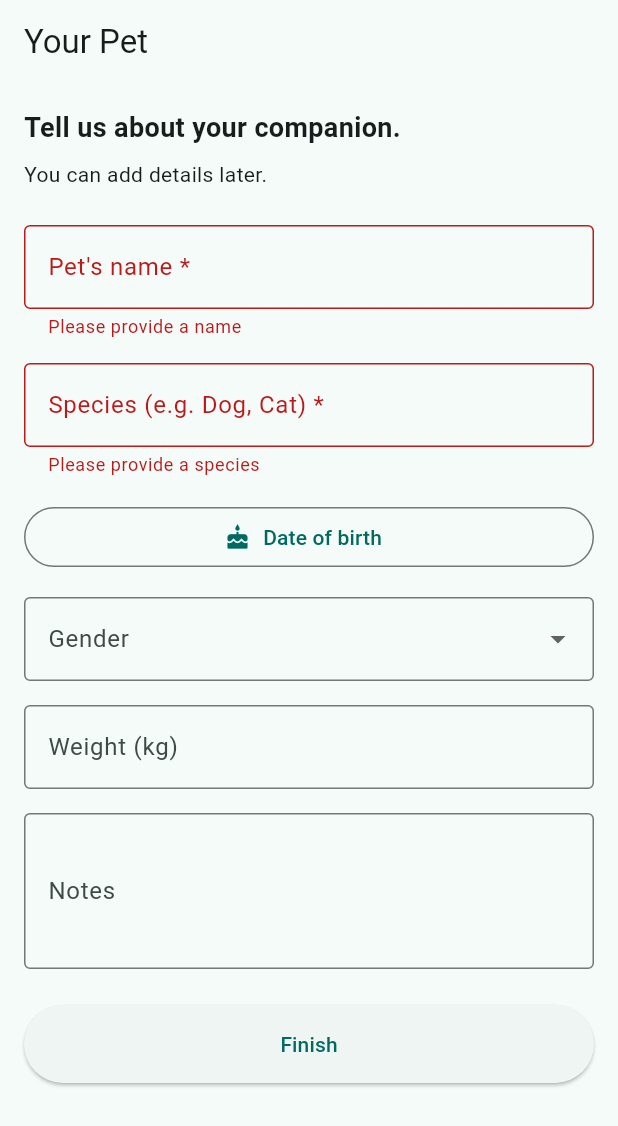
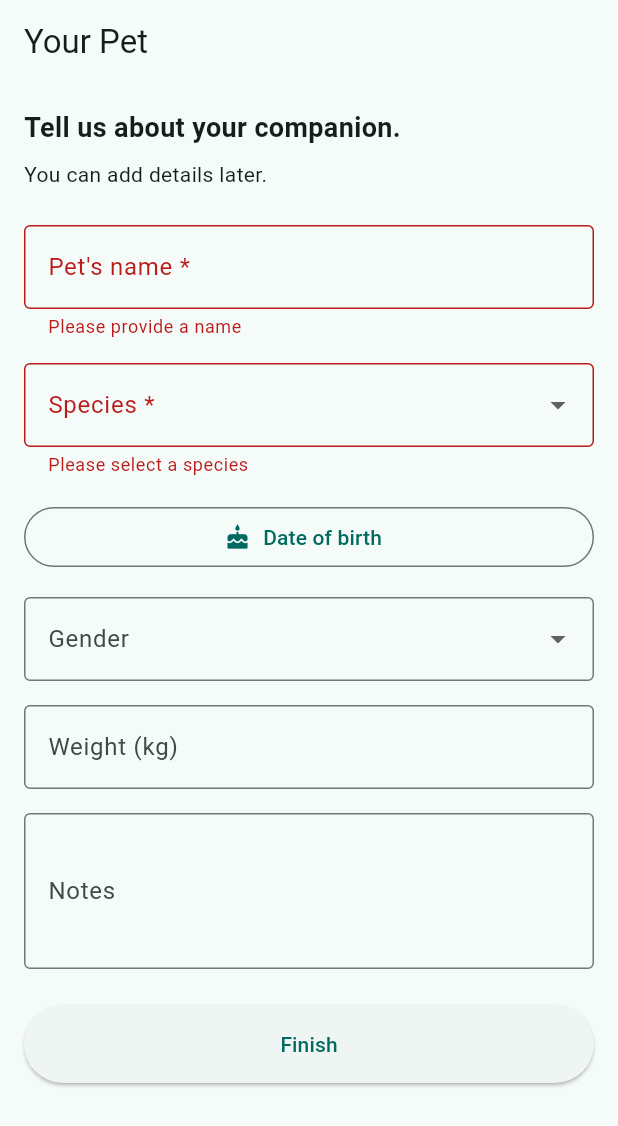
Before and after one commit to sk4ndal-commits/tammo, a Flutter app: the screen it shows after launch, after a tap on "Finish", on a phone screen of 412 x 824 dp. Shown: the top 1126 px of the screen. Run offline on Flutter 3.47's test engine with Material 3 defaults, Android fonts, the phone set to English and light mode, and no system bars; our stand-ins replace drift, flutter_local_notifications, flutter_riverpod, go_router; accounts and stored records are empty; generated files the repository leaves out were written again.

Commit message:
Enhance species selection with localized options and dropdown integration

```diff
--- a/lib/l10n/app_en.arb
+++ b/lib/l10n/app_en.arb
@@ -47,8 +47,14 @@
   "onboardingHint": "You can add details later.",
   "petNameLabel": "Pet's name *",
   "petNameError": "Please provide a name",
-  "speciesLabel": "Species (e.g. Dog, Cat) *",
-  "speciesError": "Please provide a species",
+  "speciesLabel": "Species *",
+  "speciesError": "Please select a species",
+  "speciesDog": "Dog",
+  "speciesCat": "Cat",
+  "speciesBird": "Bird",
+  "speciesRabbit": "Rabbit",
+  "speciesHamster": "Hamster",
+  "speciesOther": "Other",
   "birthDate": "Date of birth",
   "genderLabel": "Gender",
   "genderMale": "Male",
--- a/lib/l10n/app_localizations.dart
+++ b/lib/l10n/app_localizations.dart
@@ -191,14 +191,50 @@ abstract class AppLocalizations {
   /// No description provided for @speciesLabel.
   ///
   /// In en, this message translates to:
-  /// **'Species (e.g. Dog, Cat) *'**
+  /// **'Species *'**
   String get speciesLabel;
 
   /// No description provided for @speciesError.
   ///
   /// In en, this message translates to:
-  /// **'Please provide a species'**
+  /// **'Please select a species'**
   String get speciesError;
+
+  /// No description provided for @speciesDog.
+  ///
+  /// In en, this message translates to:
+  /// **'Dog'**
+  String get speciesDog;
+
+  /// No description provided for @speciesCat.
+  ///
+  /// In en, this message translates to:
+  /// **'Cat'**
+  String get speciesCat;
+
+  /// No description provided for @speciesBird.
+  ///
+  /// In en, this message translates to:
+  /// **'Bird'**
+  String get speciesBird;
+
+  /// No description provided for @speciesRabbit.
+  ///
+  /// In en, this message translates to:
+  /// **'Rabbit'**
+  String get speciesRabbit;
+
+  /// No description provided for @speciesHamster.
+  ///
+  /// In en, this message translates to:
+  /// **'Hamster'**
+  String get speciesHamster;
+
+  /// No description provided for @speciesOther.
+  ///
+  /// In en, this message translates to:
+  /// **'Other'**
+  String get speciesOther;
 
   /// No description provided for @birthDate.
   ///
--- a/lib/ui/screens/onboarding_screen.dart
+++ b/lib/ui/screens/onboarding_screen.dart
@@ -15,16 +15,15 @@ class OnboardingScreen extends ConsumerStatefulWidget {
 class _OnboardingScreenState extends ConsumerState<OnboardingScreen> {
   final _formKey = GlobalKey<FormState>();
   final _nameController = TextEditingController();
-  final _speciesController = TextEditingController();
   final _notesController = TextEditingController();
   final _weightController = TextEditingController();
   DateTime? _selectedDate;
   String? _selectedGender;
+  String? _selectedSpecies;
 
   @override
   void dispose() {
     _nameController.dispose();
-    _speciesController.dispose();
     _notesController.dispose();
     _weightController.dispose();
     super.dispose();
@@ -34,7 +33,7 @@ class _OnboardingScreenState extends ConsumerState<OnboardingScreen> {
     if (_formKey.currentState?.validate() ?? false) {
       await ref.read(petControllerProvider.notifier).createPet(
             name: _nameController.text,
-            species: _speciesController.text,
+            species: _selectedSpecies ?? '',
             dateOfBirth: _selectedDate,
             gender: _selectedGender,
             weight: double.tryParse(_weightController.text),
@@ -78,14 +77,22 @@ class _OnboardingScreenState extends ConsumerState<OnboardingScreen> {
                     (value == null || value.isEmpty) ? l10n.petNameError : null,
               ),
               const SizedBox(height: 16),
-              TextFormField(
-                controller: _speciesController,
+              DropdownButtonFormField<String>(
+                initialValue: _selectedSpecies,
                 decoration: InputDecoration(
                   labelText: l10n.speciesLabel,
                   border: const OutlineInputBorder(),
                 ),
-                validator: (value) =>
-                    (value == null || value.isEmpty) ? l10n.speciesError : null,
+                items: [
+                  DropdownMenuItem(value: 'Dog', child: Text(l10n.speciesDog)),
+                  DropdownMenuItem(value: 'Cat', child: Text(l10n.speciesCat)),
+                  DropdownMenuItem(value: 'Bird', child: Text(l10n.speciesBird)),
+                  DropdownMenuItem(value: 'Rabbit', child: Text(l10n.speciesRabbit)),
+                  DropdownMenuItem(value: 'Hamster', child: Text(l10n.speciesHamster)),
+                  DropdownMenuItem(value: 'Other', child: Text(l10n.speciesOther)),
+                ],
+                onChanged: (value) => setState(() => _selectedSpecies = value),
+                validator: (value) => value == null ? l10n.speciesError : null,
               ),
               const SizedBox(height: 16),
               Row(
```
Also changed, not shown: lib/l10n/app_de.arb (+8 -2 lines), lib/l10n/app_localizations_de.dart (+20 -2 lines), lib/l10n/app_localizations_en.dart (+20 -2 lines), lib/ui/screens/pet_edit_screen.dart (+15 -9 lines), lib/ui/widgets/pet_header.dart (+22 -1 lines).
